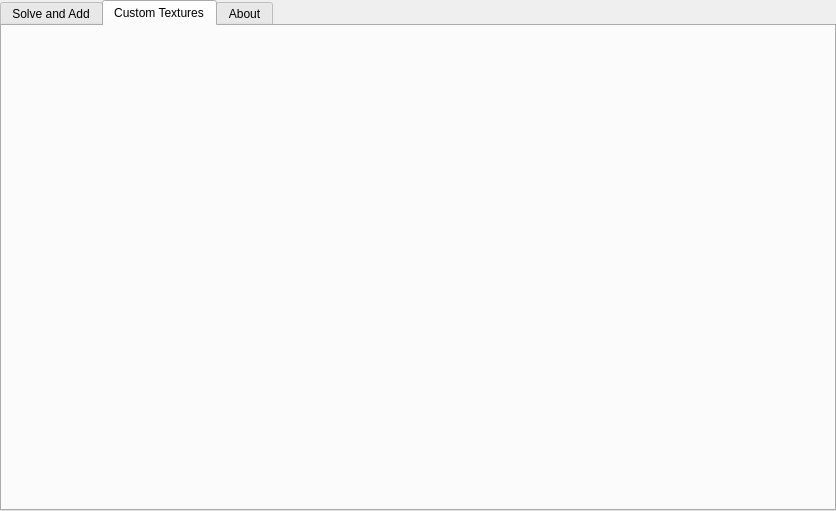
First picture: the form in plugins/NebulaTextures/src/gui/nebulaTexturesDialog.ui, repository Stellarium/stellarium, before the edit.
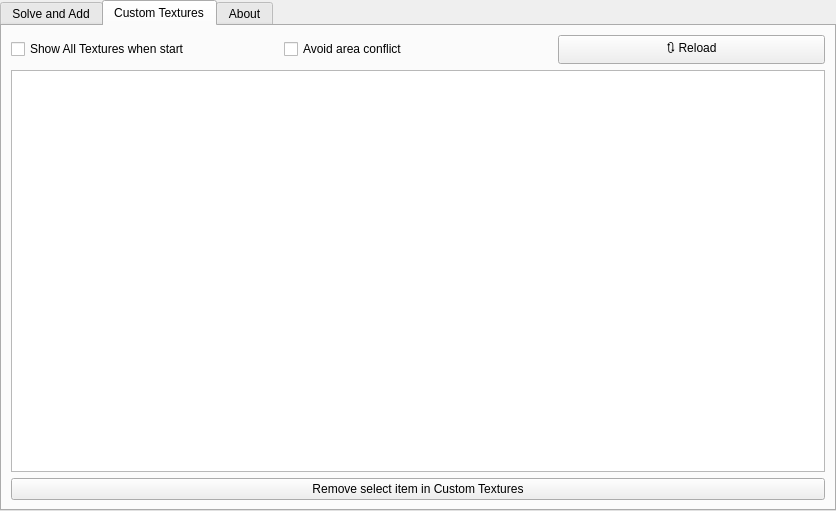
Second picture: the form after the edit. The open tabs and pages were chosen to show the change. Icons and pictures are not drawn. Custom widgets are drawn as their Qt base class.

Commit message: add loader and configer

Patch:
```diff
--- a/plugins/NebulaTextures/src/gui/nebulaTexturesDialog.ui
+++ b/plugins/NebulaTextures/src/gui/nebulaTexturesDialog.ui
@@ -464,6 +464,47 @@
       <attribute name="title">
        <string>Custom Textures</string>
       </attribute>
+      <layout class="QVBoxLayout" name="verticalLayout_4">
+       <item>
+        <layout class="QVBoxLayout" name="verticalLayout">
+         <item>
+          <layout class="QHBoxLayout" name="horizontalLayout_2">
+           <item>
+            <widget class="QCheckBox" name="checkBoxShow">
+             <property name="text">
+              <string>Show All Textures when start</string>
+             </property>
+            </widget>
+           </item>
+           <item>
+            <widget class="QCheckBox" name="checkBoxAvoid">
+             <property name="text">
+              <string>Avoid area conflict</string>
+             </property>
+            </widget>
+           </item>
+           <item>
+            <widget class="QPushButton" name="reloadButton">
+             <property name="text">
+              <string>🔃 Reload</string>
+             </property>
+            </widget>
+           </item>
+          </layout>
+         </item>
+         <item>
+          <widget class="QListWidget" name="listWidget"/>
+         </item>
+         <item>
+          <widget class="QPushButton" name="removeButton">
+           <property name="text">
+            <string>Remove select item in Custom Textures</string>
+           </property>
+          </widget>
+         </item>
+        </layout>
+       </item>
+      </layout>
      </widget>
      <widget class="QWidget" name="aboutTab">
       <attribute name="title">
```
Left out of the diff: 2 changed lines with no effect on the pictures. The commit also changes 2 other files.
